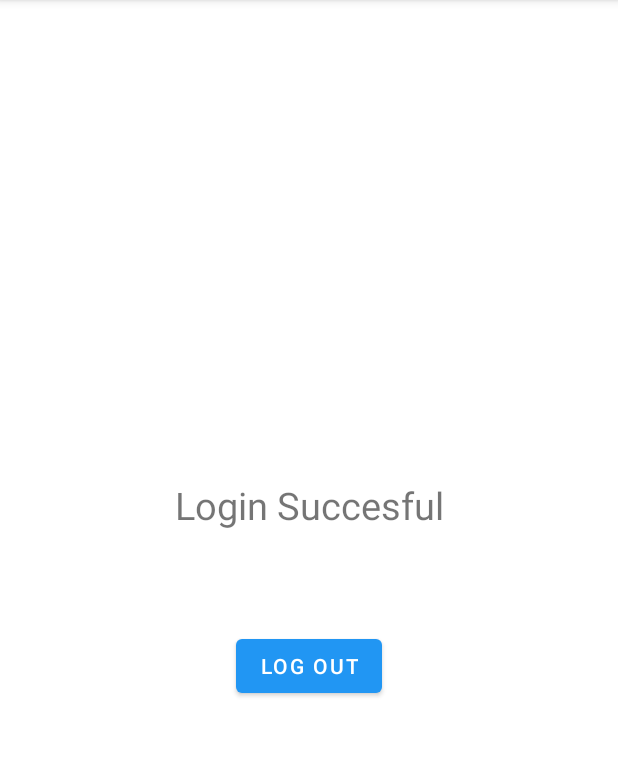
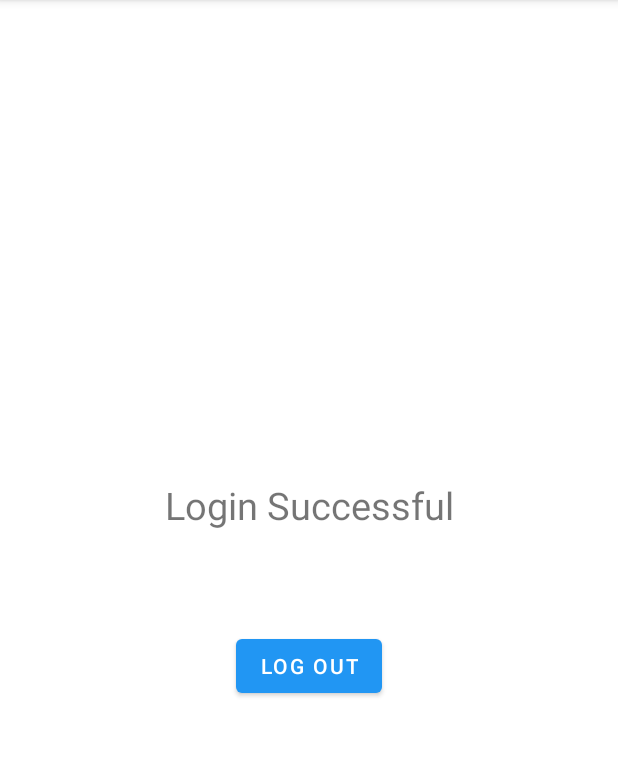
Before and after one commit to NSU-FA20-CSE299-2/Group04, an Android app: the screen it shows after launch once a user with an empty profile is signed in (LandingPage), on a phone screen of 412 x 824 dp, the part 84-841 px from its top. Run offline under Robolectric (Android 15) with nearby library versions, the phone set to English and light mode, and no system bars; our stand-ins replace Firebase (no records; nobody signed in at launch, a user with empty details on screens opened directly).

Commit message:
project-progress #15 MinorBugs
Need to fix some bugs.

```diff
--- a/Code/LoginFunction/app/src/main/res/layout/activity_landing_page.xml
+++ b/Code/LoginFunction/app/src/main/res/layout/activity_landing_page.xml
@@ -24,7 +24,7 @@
         android:layout_height="62dp"
         android:layout_marginBottom="52dp"
         android:gravity="center_horizontal|center_vertical"
-        android:text="Login Succesful"
+        android:text="Login Successful"
         android:textSize="25sp"
         app:layout_constraintBottom_toTopOf="@+id/logout"
         app:layout_constraintEnd_toEndOf="parent"
```
Also changed, not shown: Code/LoginFunction/app/src/main/java/com/mahfujshaan/cse486/studentportal/MainActivity.java (+16 -8 lines).
